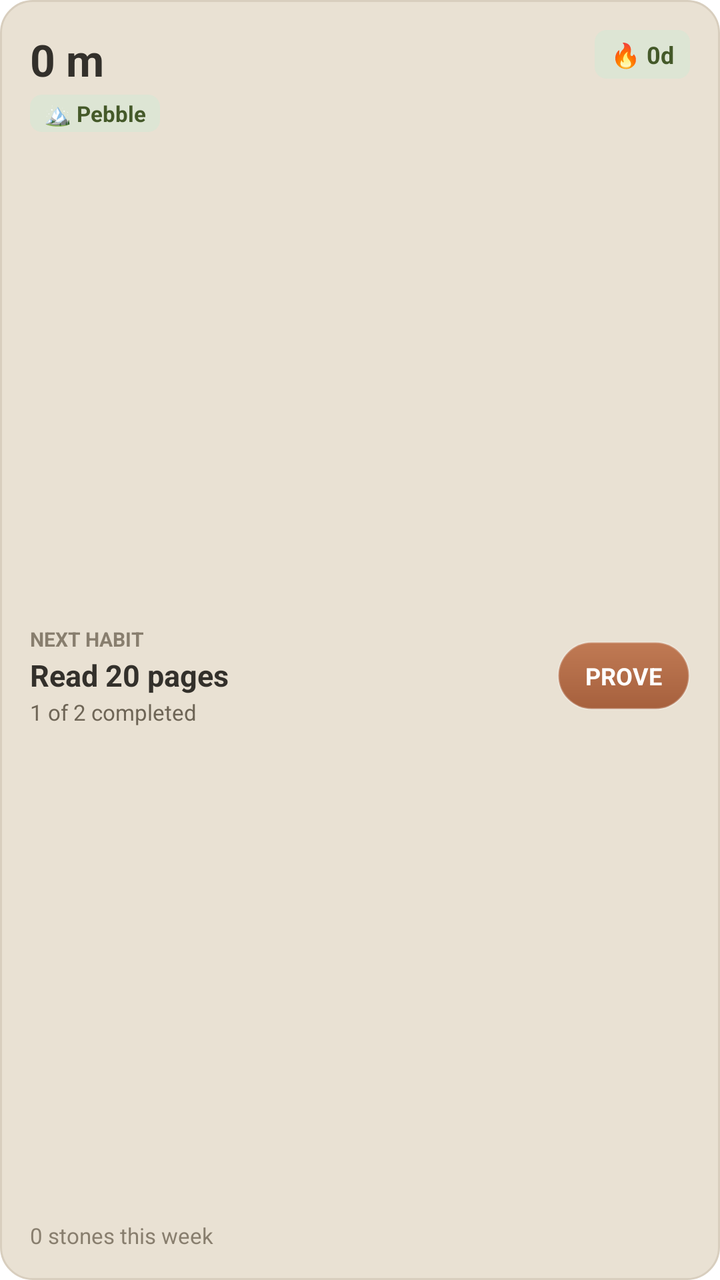
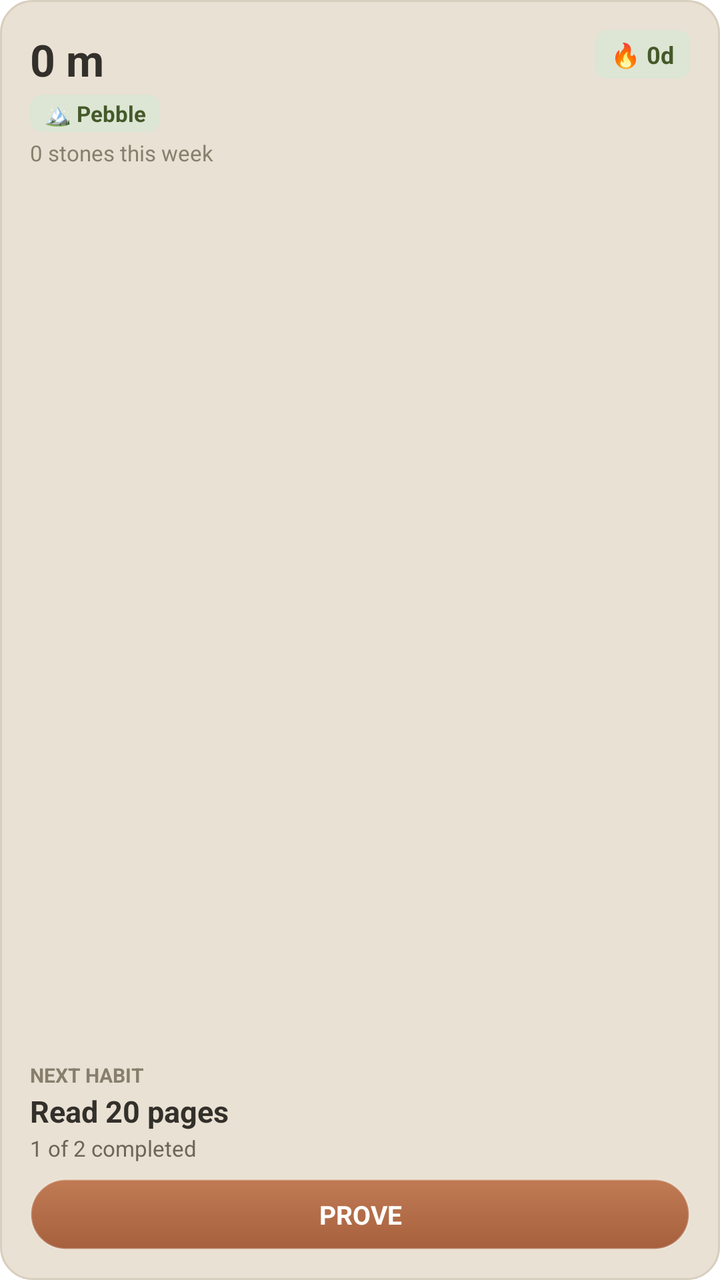

An Android layout rendered at two revisions. The XML below is the earlier revision; the diff shows what the commit changed to produce the second picture.
<!-- AndroidManifest.xml: fallback theme Theme.MaterialComponents.DayNight.NoActionBar -->
<!-- res/layout/cairn_glance_widget.xml -->
<?xml version="1.0" encoding="utf-8"?>
<LinearLayout xmlns:android="http://schemas.android.com/apk/res/android"
    android:id="@+id/widget_glance_root"
    android:layout_width="match_parent"
    android:layout_height="match_parent"
    android:background="@drawable/widget_card_background"
    android:orientation="vertical"
    android:padding="15dp">

    
    <LinearLayout
        android:layout_width="match_parent"
        android:layout_height="wrap_content"
        android:gravity="top"
        android:orientation="horizontal">

        <LinearLayout
            android:layout_width="0dp"
            android:layout_height="wrap_content"
            android:layout_weight="1"
            android:orientation="vertical">

            <TextView
                android:id="@+id/widget_glance_altitude"
                android:layout_width="wrap_content"
                android:layout_height="wrap_content"
                android:ellipsize="end"
                android:maxLines="1"
                android:text="0 m"
                android:textColor="#33302B"
                android:textSize="22sp"
                android:textStyle="bold" />

            <TextView
                android:id="@+id/widget_glance_rank"
                android:layout_width="wrap_content"
                android:layout_height="wrap_content"
                android:layout_marginTop="3dp"
                android:background="@drawable/widget_chip_sage"
                android:paddingStart="7dp"
                android:paddingEnd="7dp"
                android:paddingTop="2dp"
                android:paddingBottom="2dp"
                android:text="🏔️ Pebble"
                android:textColor="#445929"
                android:textSize="11sp"
                android:textStyle="bold" />
        </LinearLayout>

        <TextView
            android:id="@+id/widget_glance_streak"
            android:layout_width="wrap_content"
            android:layout_height="wrap_content"
            android:background="@drawable/widget_chip_sage"
            android:paddingStart="8dp"
            android:paddingEnd="8dp"
            android:paddingTop="4dp"
            android:paddingBottom="4dp"
            android:text="🔥 0d"
            android:textColor="#445929"
            android:textSize="12sp"
            android:textStyle="bold" />
    </LinearLayout>

    <FrameLayout
        android:layout_width="match_parent"
        android:layout_height="0dp"
        android:layout_weight="1" />

    
    <LinearLayout
        android:id="@+id/widget_glance_habit_content"
        android:layout_width="match_parent"
        android:layout_height="wrap_content"
        android:gravity="center_vertical"
        android:orientation="horizontal">

        <LinearLayout
            android:layout_width="0dp"
            android:layout_height="wrap_content"
            android:layout_weight="1"
            android:orientation="vertical">

            <TextView
                android:id="@+id/widget_glance_today_label"
                android:layout_width="wrap_content"
                android:layout_height="wrap_content"
                android:text="NEXT HABIT"
                android:textColor="#887E6E"
                android:textSize="10sp"
                android:textStyle="bold" />

            <TextView
                android:id="@+id/widget_glance_next_preview"
                android:layout_width="match_parent"
                android:layout_height="wrap_content"
                android:layout_marginTop="1dp"
                android:ellipsize="end"
                android:maxLines="1"
                android:text="Read 20 pages"
                android:textColor="#33302B"
                android:textSize="15sp"
                android:textStyle="bold" />

            <TextView
                android:id="@+id/widget_glance_today_progress"
                android:layout_width="wrap_content"
                android:layout_height="wrap_content"
                android:layout_marginTop="1dp"
                android:text="1 of 2 completed"
                android:textColor="#6E6556"
                android:textSize="11sp" />
        </LinearLayout>

        <TextView
            android:id="@+id/widget_glance_btn_prove"
            android:layout_width="wrap_content"
            android:layout_height="wrap_content"
            android:layout_marginStart="8dp"
            android:background="@drawable/widget_button_terracotta"
            android:gravity="center"
            android:paddingStart="14dp"
            android:paddingEnd="14dp"
            android:paddingTop="9dp"
            android:paddingBottom="9dp"
            android:text="PROVE"
            android:textColor="#FFFFFF"
            android:textSize="12sp"
            android:textStyle="bold" />
    </LinearLayout>

    
    <LinearLayout
        android:id="@+id/widget_glance_all_done_content"
        android:layout_width="match_parent"
        android:layout_height="wrap_content"
        android:orientation="vertical"
        android:visibility="gone">

        <TextView
            android:layout_width="wrap_content"
            android:layout_height="wrap_content"
            android:text="TODAY COMPLETE"
            android:textColor="#887E6E"
            android:textSize="10sp"
            android:textStyle="bold" />

        <TextView
            android:layout_width="wrap_content"
            android:layout_height="wrap_content"
            android:layout_marginTop="1dp"
            android:text="All stones placed! ✓"
            android:textColor="#33302B"
            android:textSize="15sp"
            android:textStyle="bold" />

        <TextView
            android:id="@+id/widget_glance_all_done_sub"
            android:layout_width="wrap_content"
            android:layout_height="wrap_content"
            android:layout_marginTop="1dp"
            android:text="All habits proven today"
            android:textColor="#6E6556"
            android:textSize="11sp" />
    </LinearLayout>

    
    <LinearLayout
        android:id="@+id/widget_glance_empty_content"
        android:layout_width="match_parent"
        android:layout_height="wrap_content"
        android:gravity="center_vertical"
        android:orientation="horizontal"
        android:visibility="gone">

        <LinearLayout
            android:layout_width="0dp"
            android:layout_height="wrap_content"
            android:layout_weight="1"
            android:orientation="vertical">

            <TextView
                android:layout_width="wrap_content"
                android:layout_height="wrap_content"
                android:text="START CLIMBING"
                android:textColor="#887E6E"
                android:textSize="10sp"
                android:textStyle="bold" />

            <TextView
                android:layout_width="wrap_content"
                android:layout_height="wrap_content"
                android:layout_marginTop="1dp"
                android:text="No habits today"
                android:textColor="#33302B"
                android:textSize="15sp"
                android:textStyle="bold" />

            <TextView
                android:layout_width="wrap_content"
                android:layout_height="wrap_content"
                android:layout_marginTop="1dp"
                android:text="Tap to add habit"
                android:textColor="#6E6556"
                android:textSize="11sp" />
        </LinearLayout>

        <TextView
            android:id="@+id/widget_glance_btn_add"
            android:layout_width="wrap_content"
            android:layout_height="wrap_content"
            android:layout_marginStart="8dp"
            android:background="@drawable/widget_button_sage"
            android:gravity="center"
            android:paddingStart="12dp"
            android:paddingEnd="12dp"
            android:paddingTop="9dp"
            android:paddingBottom="9dp"
            android:text="+ NEW"
            android:textColor="#FFFFFF"
            android:textSize="12sp"
            android:textStyle="bold" />
    </LinearLayout>

    <FrameLayout
        android:layout_width="match_parent"
        android:layout_height="0dp"
        android:layout_weight="1" />

    
    <TextView
        android:id="@+id/widget_glance_week_stones"
        android:layout_width="wrap_content"
        android:layout_height="wrap_content"
        android:text="0 stones this week"
        android:textColor="#887E6E"
        android:textSize="11sp" />
</LinearLayout>
<!-- resources referenced by this layout -->
<resources>
  <!-- drawable widget_button_sage (drawable) -->
  <?xml version="1.0" encoding="utf-8"?>
  <shape xmlns:android="http://schemas.android.com/apk/res/android"
      android:shape="rectangle">
      <gradient
          android:type="linear"
          android:angle="270"
          android:startColor="#8FA36C"
          android:endColor="#6E844E" />
      <corners android:radius="24dp"/>
      <stroke
          android:width="1dp"
          android:color="#40FFFFFF"/>
  </shape>
  <!-- drawable widget_button_terracotta (drawable) -->
  <?xml version="1.0" encoding="utf-8"?>
  <shape xmlns:android="http://schemas.android.com/apk/res/android"
      android:shape="rectangle">
      <gradient
          android:type="linear"
          android:angle="270"
          android:startColor="#C07A54"
          android:endColor="#A6603D" />
      <corners android:radius="24dp"/>
      <stroke
          android:width="1dp"
          android:color="#40FFFFFF"/>
  </shape>
  <!-- drawable widget_card_background (drawable) -->
  <?xml version="1.0" encoding="utf-8"?>
  <shape xmlns:android="http://schemas.android.com/apk/res/android"
      android:shape="rectangle">
      <solid android:color="#E9E1D3"/>
      <stroke
          android:width="1dp"
          android:color="#D8CEBE"/>
      <corners android:radius="16dp"/>
  </shape>
  <!-- drawable widget_chip_sage (drawable) -->
  <?xml version="1.0" encoding="utf-8"?>
  <shape xmlns:android="http://schemas.android.com/apk/res/android"
      android:shape="rectangle">
      <solid android:color="#DDE5D4"/>
      <corners android:radius="6dp"/>
  </shape>
</resources>

<!-- the commit's change to res/layout/cairn_glance_widget.xml (unified diff, before → after) -->
@@ -45,6 +45,16 @@
                 android:textColor="#445929"
                 android:textSize="11sp"
                 android:textStyle="bold" />
+
+            
+            <TextView
+                android:id="@+id/widget_glance_week_stones"
+                android:layout_width="wrap_content"
+                android:layout_height="wrap_content"
+                android:layout_marginTop="3dp"
+                android:text="0 stones this week"
+                android:textColor="#887E6E"
+                android:textSize="11sp" />
         </LinearLayout>
 
         <TextView
@@ -72,60 +82,51 @@
         android:id="@+id/widget_glance_habit_content"
         android:layout_width="match_parent"
         android:layout_height="wrap_content"
-        android:gravity="center_vertical"
-        android:orientation="horizontal">
-
-        <LinearLayout
-            android:layout_width="0dp"
-            android:layout_height="wrap_content"
-            android:layout_weight="1"
-            android:orientation="vertical">
-
-            <TextView
-                android:id="@+id/widget_glance_today_label"
-                android:layout_width="wrap_content"
-                android:layout_height="wrap_content"
-                android:text="NEXT HABIT"
-                android:textColor="#887E6E"
-                android:textSize="10sp"
-                android:textStyle="bold" />
-
-            <TextView
-                android:id="@+id/widget_glance_next_preview"
-                android:layout_width="match_parent"
-                android:layout_height="wrap_content"
-                android:layout_marginTop="1dp"
-                android:ellipsize="end"
-                android:maxLines="1"
-                android:text="Read 20 pages"
-                android:textColor="#33302B"
-                android:textSize="15sp"
-                android:textStyle="bold" />
-
-            <TextView
-                android:id="@+id/widget_glance_today_progress"
-                android:layout_width="wrap_content"
-                android:layout_height="wrap_content"
-                android:layout_marginTop="1dp"
-                android:text="1 of 2 completed"
-                android:textColor="#6E6556"
-                android:textSize="11sp" />
-        </LinearLayout>
-
+        android:orientation="vertical">
+
+        <TextView
+            android:id="@+id/widget_glance_today_label"
+            android:layout_width="wrap_content"
+            android:layout_height="wrap_content"
+            android:text="NEXT HABIT"
+            android:textColor="#887E6E"
+            android:textSize="10sp"
+            android:textStyle="bold" />
+
+        <TextView
+            android:id="@+id/widget_glance_next_preview"
+            android:layout_width="match_parent"
+            android:layout_height="wrap_content"
+            android:layout_marginTop="1dp"
+            android:ellipsize="end"
+            android:maxLines="1"
+            android:text="Read 20 pages"
+            android:textColor="#33302B"
+            android:textSize="15sp"
+            android:textStyle="bold" />
+
+        <TextView
+            android:id="@+id/widget_glance_today_progress"
+            android:layout_width="wrap_content"
+            android:layout_height="wrap_content"
+            android:layout_marginTop="1dp"
+            android:text="1 of 2 completed"
+            android:textColor="#6E6556"
+            android:textSize="11sp" />
+
+        
         <TextView
             android:id="@+id/widget_glance_btn_prove"
-            android:layout_width="wrap_content"
-            android:layout_height="wrap_content"
-            android:layout_marginStart="8dp"
+            android:layout_width="match_parent"
+            android:layout_height="wrap_content"
+            android:layout_marginTop="8dp"
             android:background="@drawable/widget_button_terracotta"
             android:gravity="center"
-            android:paddingStart="14dp"
-            android:paddingEnd="14dp"
             android:paddingTop="9dp"
             android:paddingBottom="9dp"
             android:text="PROVE"
             android:textColor="#FFFFFF"
-            android:textSize="12sp"
+            android:textSize="13sp"
             android:textStyle="bold" />
     </LinearLayout>
 
@@ -169,70 +170,46 @@
         android:id="@+id/widget_glance_empty_content"
         android:layout_width="match_parent"
         android:layout_height="wrap_content"
-        android:gravity="center_vertical"
-        android:orientation="horizontal"
+        android:orientation="vertical"
         android:visibility="gone">
 
-        <LinearLayout
-            android:layout_width="0dp"
-            android:layout_height="wrap_content"
-            android:layout_weight="1"
-            android:orientation="vertical">
-
-            <TextView
-                android:layout_width="wrap_content"
-                android:layout_height="wrap_content"
-                android:text="START CLIMBING"
-                android:textColor="#887E6E"
-                android:textSize="10sp"
-                android:textStyle="bold" />
-
-            <TextView
-                android:layout_width="wrap_content"
-                android:layout_height="wrap_content"
-                android:layout_marginTop="1dp"
-                android:text="No habits today"
-                android:textColor="#33302B"
-                android:textSize="15sp"
-                android:textStyle="bold" />
-
-            <TextView
-                android:layout_width="wrap_content"
-                android:layout_height="wrap_content"
-                android:layout_marginTop="1dp"
-                android:text="Tap to add habit"
-                android:textColor="#6E6556"
-                android:textSize="11sp" />
-        </LinearLayout>
+        <TextView
+            android:layout_width="wrap_content"
+            android:layout_height="wrap_content"
+            android:text="START CLIMBING"
+            android:textColor="#887E6E"
+            android:textSize="10sp"
+            android:textStyle="bold" />
+
+        <TextView
+            android:layout_width="wrap_content"
+            android:layout_height="wrap_content"
+            android:layout_marginTop="1dp"
+            android:text="No habits today"
+            android:textColor="#33302B"
+            android:textSize="15sp"
+            android:textStyle="bold" />
+
+        <TextView
+            android:layout_width="wrap_content"
+            android:layout_height="wrap_content"
+            android:layout_marginTop="1dp"
+            android:text="Tap below to add your first habit"
+            android:textColor="#6E6556"
+            android:textSize="11sp" />
 
         <TextView
             android:id="@+id/widget_glance_btn_add"
-            android:layout_width="wrap_content"
-            android:layout_height="wrap_content"
-            android:layout_marginStart="8dp"
+            android:layout_width="match_parent"
+            android:layout_height="wrap_content"
+            android:layout_marginTop="8dp"
             android:background="@drawable/widget_button_sage"
             android:gravity="center"
-            android:paddingStart="12dp"
-            android:paddingEnd="12dp"
             android:paddingTop="9dp"
             android:paddingBottom="9dp"
-            android:text="+ NEW"
+            android:text="+ NEW HABIT"
             android:textColor="#FFFFFF"
-            android:textSize="12sp"
-            android:textStyle="bold" />
-    </LinearLayout>
-
-    <FrameLayout
-        android:layout_width="match_parent"
-        android:layout_height="0dp"
-        android:layout_weight="1" />
-
-    
-    <TextView
-        android:id="@+id/widget_glance_week_stones"
-        android:layout_width="wrap_content"
-        android:layout_height="wrap_content"
-        android:text="0 stones this week"
-        android:textColor="#887E6E"
-        android:textSize="11sp" />
+            android:textSize="13sp"
+            android:textStyle="bold" />
+    </LinearLayout>
 </LinearLayout>
